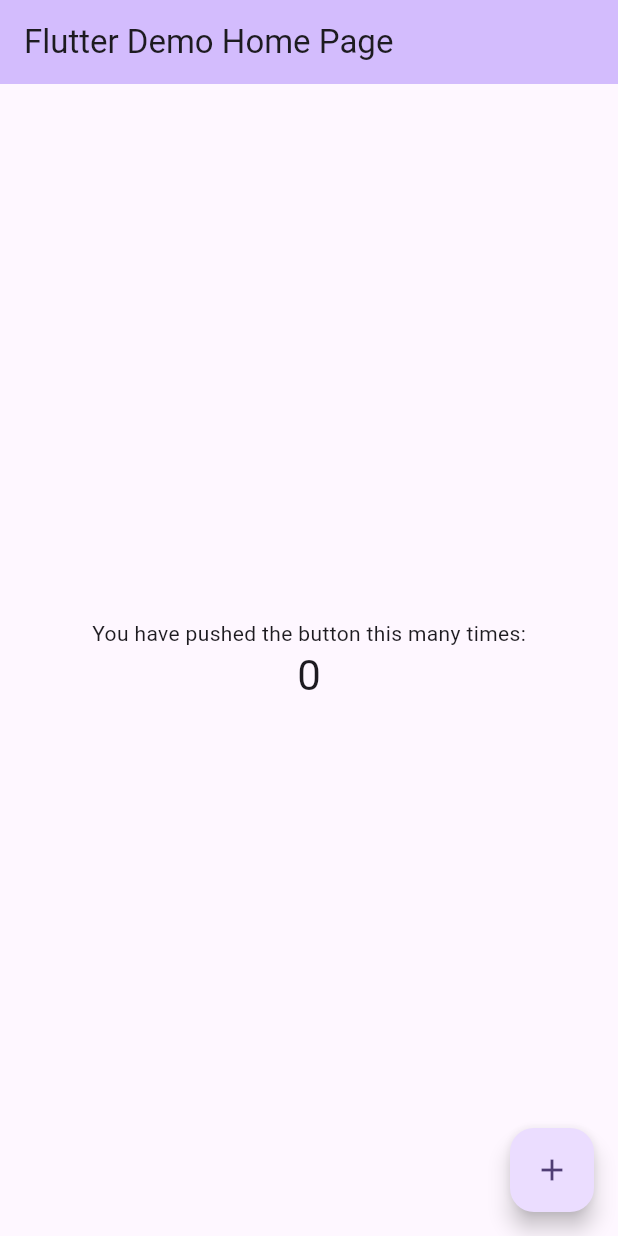
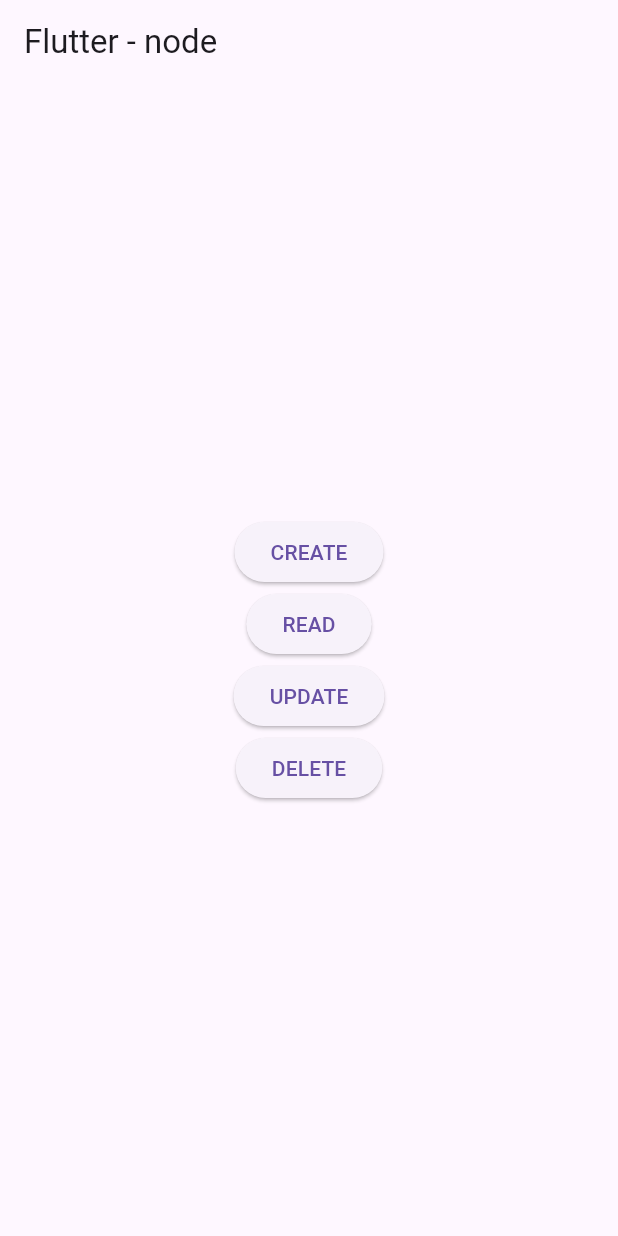
Before and after one commit to christopherjneelankavil/flutter-node, a Flutter app: the screen it shows after launch, on a phone screen of 412 x 824 dp. Run offline on Flutter 3.47's test engine with Material 3 defaults, Android fonts, the phone set to English and light mode, and no system bars.

Commit message:
Updated screens and started connecting to server

```diff
--- a/lib/main.dart
+++ b/lib/main.dart
@@ -1,125 +1,19 @@
 import 'package:flutter/material.dart';
+import 'package:flutter_node/screens/home_screen.dart';
 
 void main() {
-  runApp(const MyApp());
+  runApp(MyApp());
 }
 
 class MyApp extends StatelessWidget {
   const MyApp({super.key});
 
-  // This widget is the root of your application.
   @override
   Widget build(BuildContext context) {
-    return MaterialApp(
-      title: 'Flutter Demo',
-      theme: ThemeData(
-        // This is the theme of your application.
-        //
-        // TRY THIS: Try running your application with "flutter run". You'll see
-        // the application has a purple toolbar. Then, without quitting the app,
-        // try changing the seedColor in the colorScheme below to Colors.green
-        // and then invoke "hot reload" (save your changes or press the "hot
-        // reload" button in a Flutter-supported IDE, or press "r" if you used
-        // the command line to start the app).
-        //
-        // Notice that the counter didn't reset back to zero; the application
-        // state is not lost during the reload. To reset the state, use hot
-        // restart instead.
-        //
-        // This works for code too, not just values: Most code changes can be
-        // tested with just a hot reload.
-        colorScheme: ColorScheme.fromSeed(seedColor: Colors.deepPurple),
-        useMaterial3: true,
-      ),
-      home: const MyHomePage(title: 'Flutter Demo Home Page'),
+    return const MaterialApp(
+      title: 'Flutter - node',
+      debugShowCheckedModeBanner: false,
+      home: HomeScreen(),
     );
   }
 }
-
-class MyHomePage extends StatefulWidget {
-  const MyHomePage({super.key, required this.title});
-
-  // This widget is the home page of your application. It is stateful, meaning
-  // that it has a State object (defined below) that contains fields that affect
-  // how it looks.
-
-  // This class is the configuration for the state. It holds the values (in this
-  // case the title) provided by the parent (in this case the App widget) and
-  // used by the build method of the State. Fields in a Widget subclass are
-  // always marked "final".
-
-  final String title;
-
-  @override
-  State<MyHomePage> createState() => _MyHomePageState();
-}
-
-class _MyHomePageState extends State<MyHomePage> {
-  int _counter = 0;
-
-  void _incrementCounter() {
-    setState(() {
-      // This call to setState tells the Flutter framework that something has
-      // changed in this State, which causes it to rerun the build method below
-      // so that the display can reflect the updated values. If we changed
-      // _counter without calling setState(), then the build method would not be
-      // called again, and so nothing would appear to happen.
-      _counter++;
-    });
-  }
-
-  @override
-  Widget build(BuildContext context) {
-    // This method is rerun every time setState is called, for instance as done
-    // by the _incrementCounter method above.
-    //
-    // The Flutter framework has been optimized to make rerunning build methods
-    // fast, so that you can just rebuild anything that needs updating rather
-    // than having to individually change instances of widgets.
-    return Scaffold(
-      appBar: AppBar(
-        // TRY THIS: Try changing the color here to a specific color (to
-        // Colors.amber, perhaps?) and trigger a hot reload to see the AppBar
-        // change color while the other colors stay the same.
-        backgroundColor: Theme.of(context).colorScheme.inversePrimary,
-        // Here we take the value from the MyHomePage object that was created by
-        // the App.build method, and use it to set our appbar title.
-        title: Text(widget.title),
-      ),
-      body: Center(
-        // Center is a layout widget. It takes a single child and positions it
-        // in the middle of the parent.
-        child: Column(
-          // Column is also a layout widget. It takes a list of children and
-          // arranges them vertically. By default, it sizes itself to fit its
-          // children horizontally, and tries to be as tall as its parent.
-          //
-          // Column has various properties to control how it sizes itself and
-          // how it positions its children. Here we use mainAxisAlignment to
-          // center the children vertically; the main axis here is the vertical
-          // axis because Columns are vertical (the cross axis would be
-          // horizontal).
-          //
-          // TRY THIS: Invoke "debug painting" (choose the "Toggle Debug Paint"
-          // action in the IDE, or press "p" in the console), to see the
-          // wireframe for each widget.
-          mainAxisAlignment: MainAxisAlignment.center,
-          children: <Widget>[
-            const Text(
-              'You have pushed the button this many times:',
-            ),
-            Text(
-              '$_counter',
-              style: Theme.of(context).textTheme.headlineMedium,
-            ),
-          ],
-        ),
-      ),
-      floatingActionButton: FloatingActionButton(
-        onPressed: _incrementCounter,
-        tooltip: 'Increment',
-        child: const Icon(Icons.add),
-      ), // This trailing comma makes auto-formatting nicer for build methods.
-    );
-  }
-}
--- /dev/null
+++ b/lib/screens/home_screen.dart
@@ -0,0 +1,36 @@
+import 'package:flutter/material.dart';
+
+import 'create_screen.dart';
+
+class HomeScreen extends StatefulWidget {
+  const HomeScreen({super.key});
+
+  @override
+  State<HomeScreen> createState() => _HomeScreenState();
+}
+
+class _HomeScreenState extends State<HomeScreen> {
+  @override
+  Widget build(BuildContext context) {
+    return Scaffold(
+      appBar: AppBar(
+        title: const Text('Flutter - node'),
+      ),
+      body: Center(
+        child: Column(
+          mainAxisAlignment: MainAxisAlignment.center,
+          children: <Widget>[
+            ElevatedButton(onPressed: (){
+              Navigator.of(context).push(MaterialPageRoute(builder: (context){
+                return CreateScreen();
+              }));
+            }, child: const Text('CREATE')),
+            ElevatedButton(onPressed: (){}, child: const Text('READ')),
+            ElevatedButton(onPressed: (){}, child: const Text('UPDATE')),
+            ElevatedButton(onPressed: (){}, child: const Text('DELETE')),
+          ],
+        ),
+      ),
+    );
+  }
+}
--- a/pubspec.yaml
+++ b/pubspec.yaml
@@ -35,6 +35,7 @@
   # The following adds the Cupertino Icons font to your application.
   # Use with the CupertinoIcons class for iOS style icons.
   cupertino_icons: ^1.0.8
+  http: ^1.2.2
 
 dev_dependencies:
   flutter_test:
```
Also changed, not shown: lib/models/product_model.dart (added, +7 -0 lines), lib/screens/create_screen.dart (added, +46 -0 lines), lib/services/api_services.dart (added, +25 -0 lines), pubspec.lock, 1 other file.
